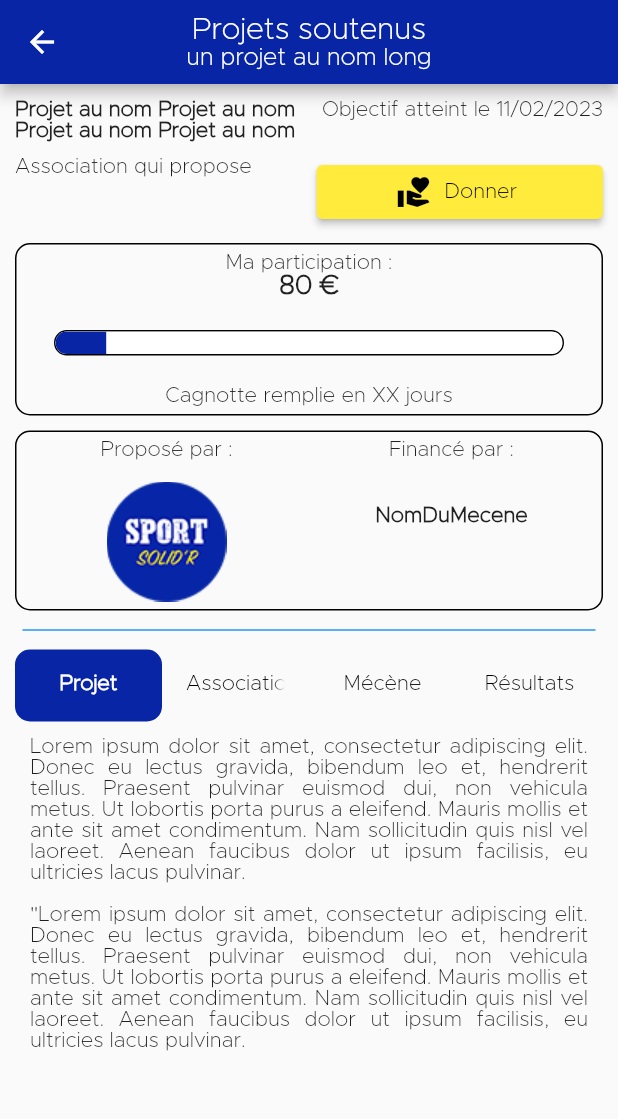
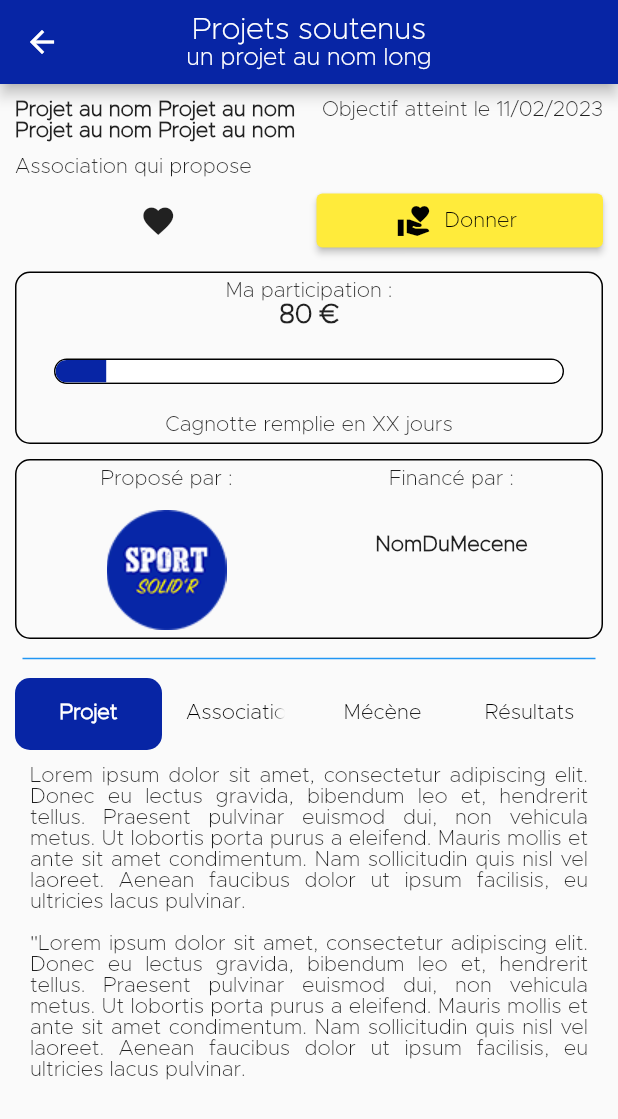
Before and after one commit to neonzip/Projet_SOLID-R, a Flutter app: the ProjectDetailed screen opened by its route, on a phone screen of 412 x 824 dp. Shown: the top 1119 px of the screen. Run offline on Flutter 3.47's test engine with Material 2 defaults, Android fonts, the phone set to English and light mode, and no system bars; drawn by our look-alikes of auto_size_text.

Commit message:
Ajout bouton favori sur page projet détaillé

```diff
--- a/lib/pages/user/ProjectDetailed.dart
+++ b/lib/pages/user/ProjectDetailed.dart
@@ -1,8 +1,11 @@
 import 'package:flutter/material.dart';
 import 'package:auto_size_text/auto_size_text.dart';
+import 'package:projet_solid_r/pages/user/Project.dart';
+import 'package:projet_solid_r/pages/user/templates/FavoriteButton.dart';
 
 class ProjectDetailed extends StatefulWidget {
-  const ProjectDetailed({Key? key}) : super(key: key);
+ // Project projectToSee;
+  const ProjectDetailed({Key? key,/* required this.projectToSee */}) : super(key: key);
 
   @override
   _ProjectDetailedState createState() => _ProjectDetailedState();
@@ -139,6 +142,19 @@ class _ProjectDetailedState extends State<ProjectDetailed> {
                     margin: const EdgeInsets.fromLTRB(0, 5, 5, 0),
                     child: const Text("Association qui propose"),
                   ),
+                  const Text(""),
+                ]
+            ),
+            TableRow(
+              children: [
+                Container(
+                  margin: const EdgeInsets.fromLTRB(0, 5, 5, 0),
+                  child:
+                  FavoriteButton(
+                    isFav: true,    // Value to change in function of the project we use
+                  ),
+                ),
+
                 Container(
                   margin: const EdgeInsets.fromLTRB(5, 5, 0, 0),
                   child: ElevatedButton.icon(
@@ -153,7 +169,8 @@ class _ProjectDetailedState extends State<ProjectDetailed> {
                   ),
                 ),
               ]
-            )
+            ),
+
           ]
       ),
     );
```
Lines whose indentation alone changed are shown as unchanged.
